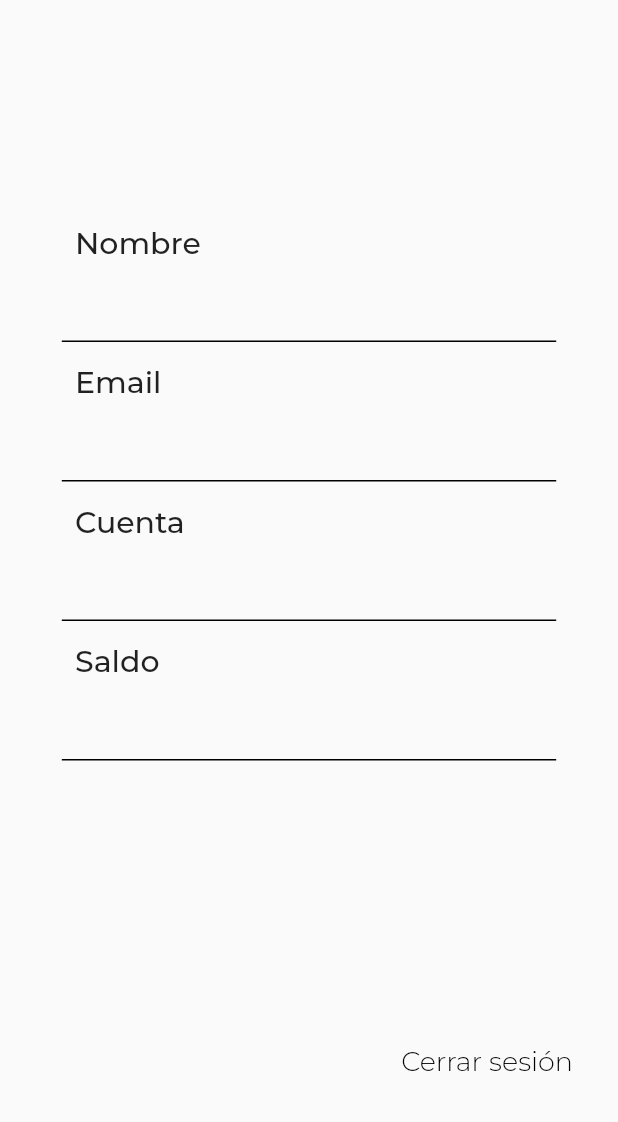
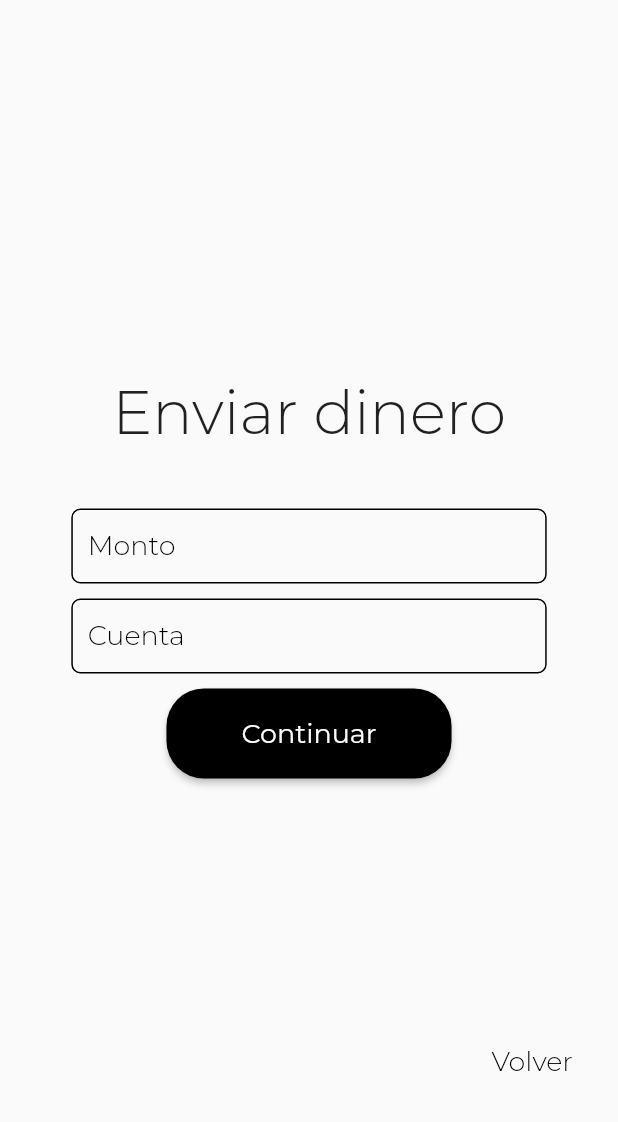
Before and after one commit to JuanJClR/Jpay, a Flutter app: the screen it shows after launch, on a phone screen of 412 x 824 dp, the part 114-1236 px from its top. Run offline on Flutter 3.47's test engine with Material 2 defaults, Android fonts, the phone set to English and light mode, and no system bars; our stand-ins replace google_fonts.

Commit message:
Se agregó la vista envio

```diff
--- a/lib/consulta.dart
+++ b/lib/consulta.dart
@@ -178,7 +178,7 @@ class ConsultaPage extends StatelessWidget {
                   primary: Colors.black,
                 ),
                 child: Text(
-                  'Cerrar sesión',
+                  'Volver',
                   style: GoogleFonts.montserrat(
                     textStyle: TextStyle(
                       fontSize: 18,
--- /dev/null
+++ b/lib/envio.dart
@@ -0,0 +1,165 @@
+import 'package:flutter/material.dart';
+import 'package:google_fonts/google_fonts.dart';
+
+class EnvioPage extends StatefulWidget {
+  @override
+  _EnvioPageState createState() => _EnvioPageState();
+}
+
+class _EnvioPageState extends State<EnvioPage> {
+  String? _selectedOption;
+
+  @override
+  Widget build(BuildContext context) {
+    return Scaffold(
+      body: Center(
+        child: Column(
+          children: <Widget>[
+            SizedBox(height: 15),
+            Text(
+              'Jpay',
+              style: GoogleFonts.montserrat(
+                textStyle: TextStyle(
+                  fontSize: 50,
+                  fontWeight: FontWeight.bold,
+                ),
+              ),
+            ),
+            SizedBox(height: 250),
+            Text(
+              'Enviar dinero',
+              style: GoogleFonts.montserrat(
+                textStyle: TextStyle(
+                  fontSize: 40,
+                  fontWeight: FontWeight.w300,
+                ),
+              ),
+            ),
+            SizedBox(height: 40),
+                    Container(
+                      width: MediaQuery.of(context).size.width / 1.30,
+                      decoration: BoxDecoration(
+                        border: Border.all(
+                          color: Colors.black,
+                          width: 1.0,
+                        ),
+                        borderRadius: BorderRadius.circular(6),
+                      ),
+                      child: Padding(
+                        padding: const EdgeInsets.symmetric(horizontal: 10),
+                        child: Column(
+                          crossAxisAlignment: CrossAxisAlignment.start,
+                          children: [
+                            TextField(
+                              style: GoogleFonts.montserrat(
+                                textStyle: TextStyle(
+                                  fontSize: 18,
+                                  fontWeight: FontWeight.w300,
+                                ),
+                              ),
+                              decoration: InputDecoration(
+                                hintText: 'Monto',
+                                hintStyle: GoogleFonts.montserrat(
+                                  textStyle: TextStyle(
+                                    color:Colors.black,
+                                    fontSize: 18,
+                                    fontWeight: FontWeight.w300,
+                                  ),
+                                ),
+                                border: InputBorder.none,
+                              ),
+                            ),
+                          ]
+                        )
+                      )
+                    ),
+            SizedBox(height: 10),
+                    Container(
+                      width: MediaQuery.of(context).size.width / 1.30,
+                      decoration: BoxDecoration(
+                        border: Border.all(
+                          color: Colors.black,
+                          width: 1.0,
+                        ),
+                        borderRadius: BorderRadius.circular(6),
+                      ),
+                      child: Padding(
+                        padding: const EdgeInsets.symmetric(horizontal: 10),
+                        child: Column(
+                          crossAxisAlignment: CrossAxisAlignment.start,
+                          children: [
+                            TextField(
+                              style: GoogleFonts.montserrat(
+                                textStyle: TextStyle(
+                                  fontSize: 18,
+                                  fontWeight: FontWeight.w300,
+                                ),
+                              ),
+                              decoration: InputDecoration(
+                                hintText: 'Cuenta',
+                                hintStyle: GoogleFonts.montserrat(
+                                  textStyle: TextStyle(
+                                    color:Colors.black,
+                                    fontSize: 18,
+                                    fontWeight: FontWeight.w300,
+                                  ),
+                                ),
+                                border: InputBorder.none,
+                              ),
+                            ),
+                          ]
+                        )
+                      )
+                    ),
+            SizedBox(height: 10),
+            ElevatedButton(
+                      style: ElevatedButton.styleFrom(
+                        padding: EdgeInsets.symmetric(horizontal: 50, vertical: 19),
+                        primary: Colors.black,
+                        shape: RoundedRectangleBorder(
+                          borderRadius: BorderRadius.circular(25),
+                        ),
+                      ),
+                      child: Text(
+                        'Continuar',
+                        style: GoogleFonts.montserrat(
+                          textStyle: TextStyle(
+                            color: Colors.white,
+                            fontWeight: FontWeight.normal,
+                            fontSize: 18,
+                          ),
+                        ),
+                      ),
+                      onPressed: () {
+                        // Acción a realizar al presionar el botón
+                      },
+             ),
+            Spacer(),
+            Align(
+              alignment: Alignment.bottomRight,
+              child: TextButton(
+                style: TextButton.styleFrom(
+                  padding: EdgeInsets.symmetric(horizontal: 30, vertical: 19),
+                  primary: Colors.black,
+                ),
+                child: Text(
+                  'Volver',
+                  style: GoogleFonts.montserrat(
+                    textStyle: TextStyle(
+                      fontSize: 18,
+                      fontWeight: FontWeight.w300,
+                    ),
+                  ),
+                ),
+                onPressed: () {
+                  // Acción a realizar al presionar el botón
+                },
+              ),
+            ),
+            SizedBox(height: 10),
+          ]
+        )
+      ),
+    );
+  }
+}
--- a/lib/main.dart
+++ b/lib/main.dart
@@ -1,6 +1,7 @@
 import 'package:flutter/material.dart';
 import 'package:jpay/consulta.dart';
 import 'package:jpay/deposito.dart';
+import 'package:jpay/envio.dart';
 import 'package:jpay/retiro.dart';
 
 import 'login.dart';
@@ -16,7 +17,7 @@ class MyApp extends StatelessWidget {
       theme: ThemeData(
         primarySwatch: Colors.blue,
       ),
-      home: ConsultaPage(),
+      home: EnvioPage(),
     );
   }
 }
```
